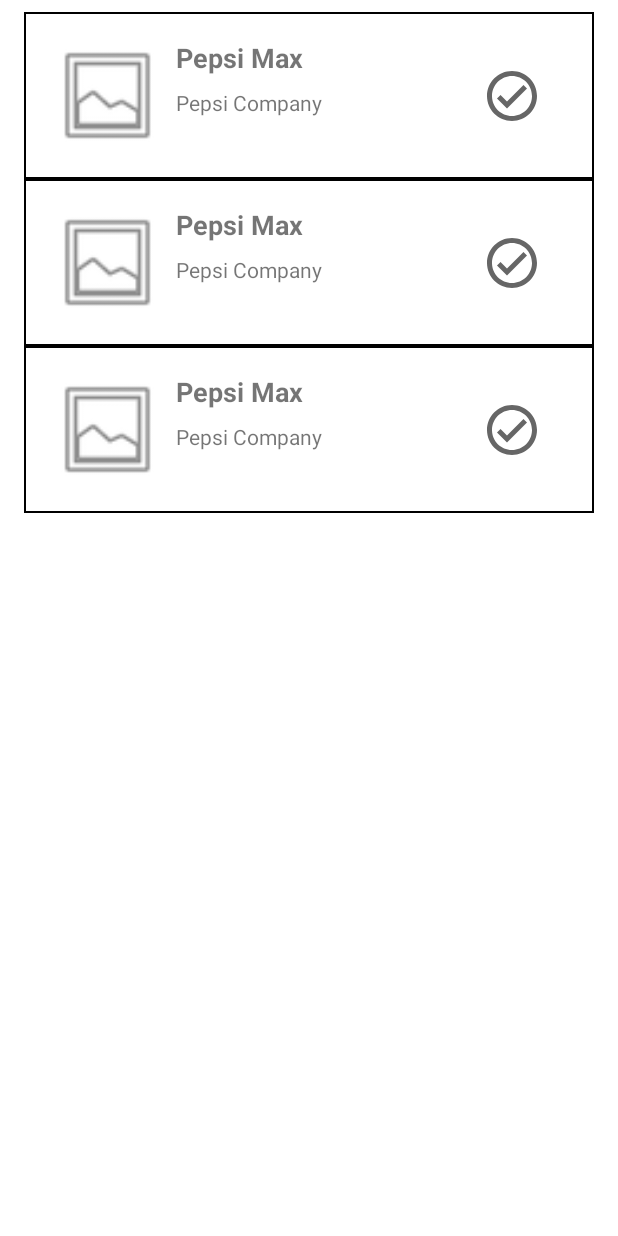
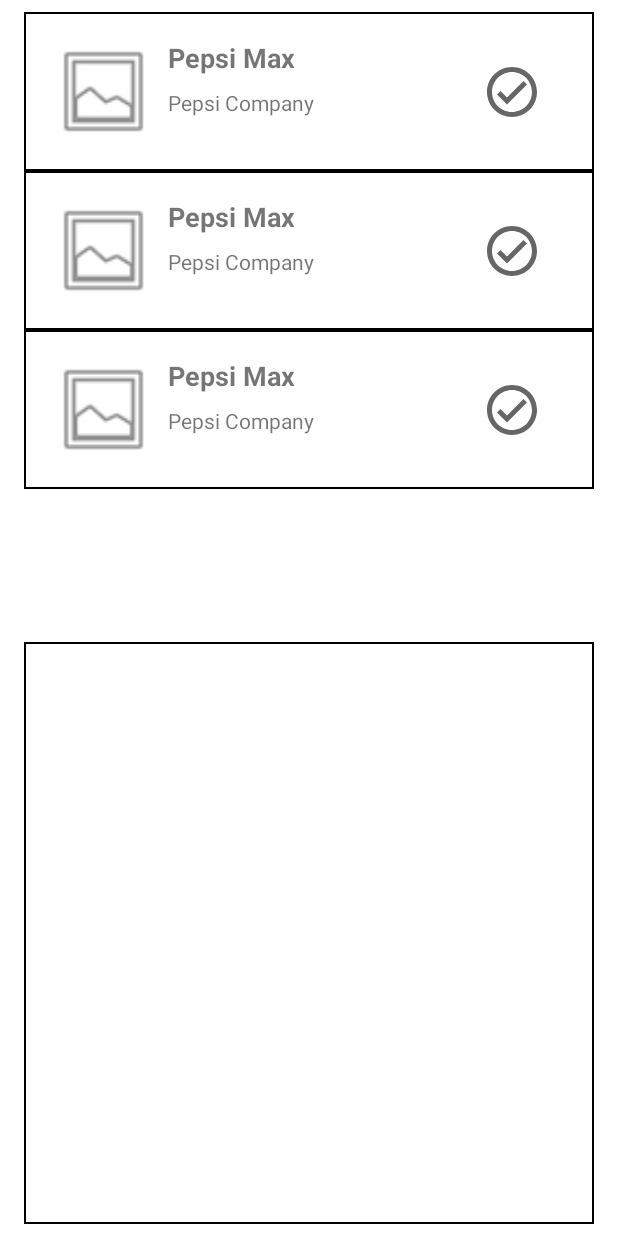
Before and after one commit to GitDal/Beverage-Rater, an Android app: the layout fragment_request.xml on its own in the app's theme, with its tools: preview values and no code run, on a phone screen of 412 x 824 dp. Run offline under Robolectric (Android 15) with nearby library versions, the phone set to English and light mode, and no system bars.

Commit message:
Moved adaptors and fragments into folders. Started making request-fragment so it uses another fragment.

```diff
--- a/app/src/main/java/dk/au/mad21spring/appproject/group6/BeverageListAdapter.java
+++ b/app/src/main/java/dk/au/mad21spring/appproject/group6/adaptors/BeverageListAdapter.java
@@ -1,4 +1,4 @@
-package dk.au.mad21spring.appproject.group6;
+package dk.au.mad21spring.appproject.group6.adaptors;
 
 import android.view.LayoutInflater;
 import android.view.View;
@@ -12,6 +12,7 @@
 
 import java.util.List;
 
+import dk.au.mad21spring.appproject.group6.R;
 import dk.au.mad21spring.appproject.group6.models.Beverage;
 
 public class BeverageListAdapter extends RecyclerView.Adapter<BeverageListAdapter.BeverageViewHolder> {
--- a/app/src/main/java/dk/au/mad21spring/appproject/group6/ListFragment.java
+++ b/app/src/main/java/dk/au/mad21spring/appproject/group6/fragments/ListFragment.java
@@ -1,4 +1,4 @@
-package dk.au.mad21spring.appproject.group6;
+package dk.au.mad21spring.appproject.group6.fragments;
 
 import android.os.Bundle;
 
@@ -13,6 +13,8 @@
 import android.view.ViewGroup;
 import android.widget.Toast;
 
+import dk.au.mad21spring.appproject.group6.R;
+import dk.au.mad21spring.appproject.group6.adaptors.BeverageListAdapter;
 import dk.au.mad21spring.appproject.group6.viewmodels.ListViewModel;
 
 /**
--- a/app/src/main/res/layout/beverage_item.xml
+++ b/app/src/main/res/layout/beverage_item.xml
@@ -9,8 +9,8 @@
 
     <ImageView
         android:id="@+id/listBeverageImg"
-        android:layout_width="75dp"
-        android:layout_height="75dp"
+        android:layout_width="70dp"
+        android:layout_height="70dp"
         android:layout_marginStart="8dp"
         android:layout_marginLeft="8dp"
         android:layout_marginTop="8dp"
--- a/app/src/main/res/layout/fragment_list.xml
+++ b/app/src/main/res/layout/fragment_list.xml
@@ -5,7 +5,7 @@
     android:id="@+id/listConstraintLayout"
     android:layout_width="match_parent"
     android:layout_height="match_parent"
-    tools:context=".ListFragment">
+    tools:context=".fragments.ListFragment">
 
     <!-- TODO: Update blank fragment layout -->
 
--- a/app/src/main/res/layout/fragment_request.xml
+++ b/app/src/main/res/layout/fragment_request.xml
@@ -5,19 +5,21 @@
     android:id="@+id/requestConstraintLayout"
     android:layout_width="match_parent"
     android:layout_height="match_parent"
-    tools:context=".RequestFragment">
+    tools:context=".fragments.RequestFragment">
 
     <!-- TODO: Update blank fragment layout -->
 
     <androidx.recyclerview.widget.RecyclerView
         android:id="@+id/requestRcv"
         android:layout_width="0dp"
-        android:layout_height="394dp"
+        android:layout_height="0dp"
         android:layout_marginStart="16dp"
         android:layout_marginLeft="16dp"
         android:layout_marginTop="8dp"
         android:layout_marginEnd="16dp"
         android:layout_marginRight="16dp"
+        android:layout_marginBottom="8dp"
+        app:layout_constraintBottom_toTopOf="@+id/guideline3"
         app:layout_constraintEnd_toEndOf="parent"
         app:layout_constraintStart_toStartOf="parent"
         app:layout_constraintTop_toTopOf="parent"
@@ -25,4 +27,28 @@
 
     </androidx.recyclerview.widget.RecyclerView>
 
+    <androidx.constraintlayout.widget.Guideline
+        android:id="@+id/guideline3"
+        android:layout_width="wrap_content"
+        android:layout_height="wrap_content"
+        android:orientation="horizontal"
+        app:layout_constraintGuide_percent="0.5" />
+
+    <androidx.constraintlayout.widget.ConstraintLayout
+        android:layout_width="0dp"
+        android:layout_height="0dp"
+        android:layout_marginStart="16dp"
+        android:layout_marginLeft="16dp"
+        android:layout_marginTop="16dp"
+        android:layout_marginEnd="16dp"
+        android:layout_marginRight="16dp"
+        android:layout_marginBottom="8dp"
+        android:background="@drawable/item_border"
+        app:layout_constraintBottom_toBottomOf="parent"
+        app:layout_constraintEnd_toEndOf="parent"
+        app:layout_constraintStart_toStartOf="parent"
+        app:layout_constraintTop_toTopOf="@+id/guideline3">
+
+    </androidx.constraintlayout.widget.ConstraintLayout>
+
 </androidx.constraintlayout.widget.ConstraintLayout>
--- a/app/src/main/res/layout/request_list_item_user.xml
+++ b/app/src/main/res/layout/request_list_item_user.xml
@@ -8,8 +8,8 @@
 
     <ImageView
         android:id="@+id/requestListItemUserBeverageImg"
-        android:layout_width="75dp"
-        android:layout_height="75dp"
+        android:layout_width="70dp"
+        android:layout_height="70dp"
         android:layout_marginStart="8dp"
         android:layout_marginLeft="8dp"
         android:layout_marginTop="8dp"
```
Also changed, not shown: app/src/main/java/dk/au/mad21spring/appproject/group6/MainActivity.java (+4 -3 lines), app/src/main/java/dk/au/mad21spring/appproject/group6/adaptors/BeverageRequestAdaptor.java (+1 -16 lines), app/src/main/java/dk/au/mad21spring/appproject/group6/fragments/RequestFragment.java (renamed from app/src/main/java/dk/au/mad21spring/appproject/group6/RequestFragment.java, +23 -16 lines), app/src/main/java/dk/au/mad21spring/appproject/group6/models/RequestStatus.java (+17 -0 lines).
